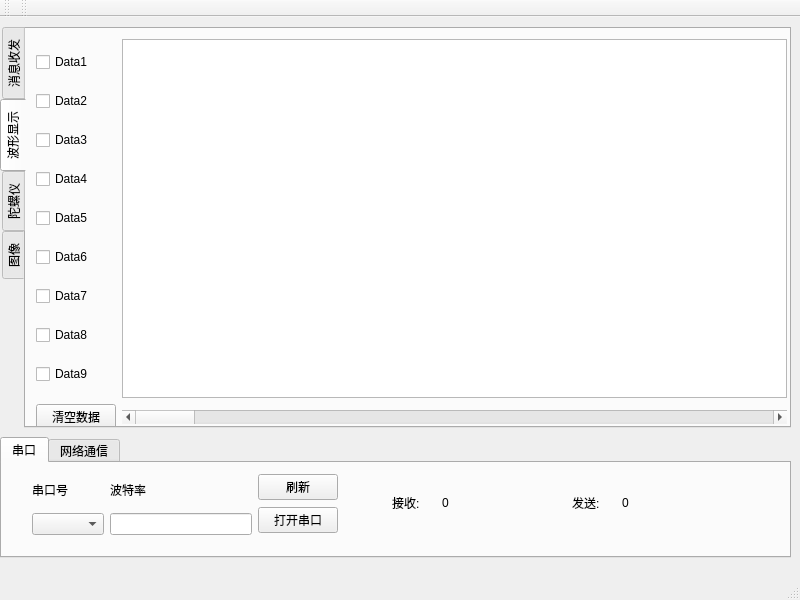
The window that smartcarvisual.ui (Zy3122971650/SmartCarDebugAssistant) describes before a commit, drawn with Qt 5.
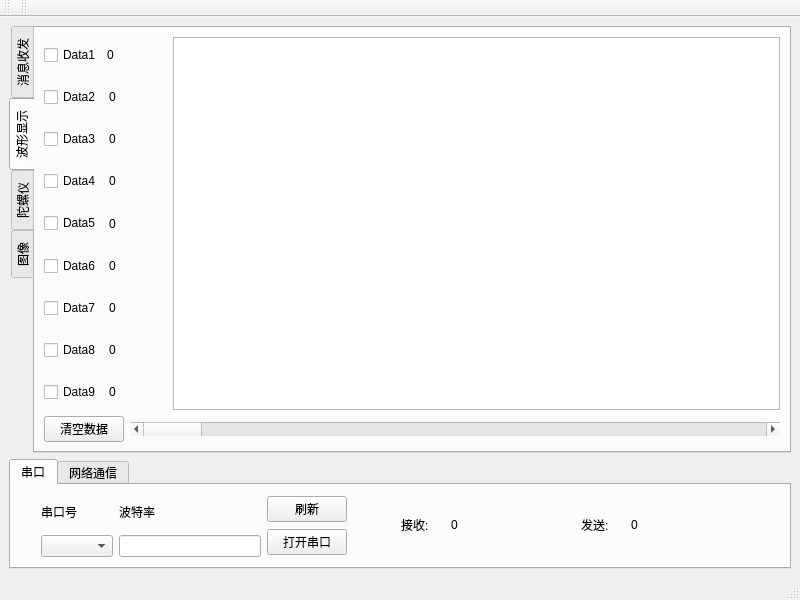
The same window after the commit. The open tabs and pages were chosen to show the change.

Commit message:
:update: 更新UI
给陀螺仪数据添加了滑动条，可以查看任意时候的数据和可视化

对UI添加了fixable效果，在放大时，窗口中的元素会自动的放缩，贴合窗口大小

The edit to the form file:
```diff
--- a/smartcarvisual.ui
+++ b/smartcarvisual.ui
@@ -17,14 +17,14 @@
    <string>SmartCarVisual</string>
   </property>
   <widget class="QWidget" name="centralwidget">
+   <layout class="QGridLayout" name="gridLayout_4">
+    <item row="1" column="0">
    <widget class="QTabWidget" name="connectWidget">
-    <property name="geometry">
-     <rect>
-      <x>0</x>
-      <y>420</y>
-      <width>791</width>
-      <height>121</height>
-     </rect>
+      <property name="maximumSize">
+       <size>
+        <width>6666666</width>
+        <height>110</height>
+       </size>
     </property>
     <property name="currentIndex">
      <number>0</number>
@@ -101,7 +101,7 @@
        </item>
       </layout>
      </widget>
-     <widget class="QWidget" name="">
+       <widget class="QWidget" name="layoutWidget">
       <property name="geometry">
        <rect>
         <x>390</x>
@@ -127,7 +127,7 @@
        </item>
       </layout>
      </widget>
-     <widget class="QWidget" name="">
+       <widget class="QWidget" name="layoutWidget">
       <property name="geometry">
        <rect>
         <x>570</x>
@@ -160,15 +160,9 @@
      </attribute>
     </widget>
    </widget>
+    </item>
+    <item row="0" column="0">
    <widget class="QTabWidget" name="tabWidget">
-    <property name="geometry">
-     <rect>
-      <x>0</x>
-      <y>10</y>
-      <width>791</width>
-      <height>401</height>
-     </rect>
-    </property>
     <property name="layoutDirection">
      <enum>Qt::LeftToRight</enum>
     </property>
@@ -302,22 +296,19 @@
      <attribute name="title">
       <string>波形显示</string>
      </attribute>
-     <widget class="QWidget" name="layoutWidget">
-      <property name="geometry">
-       <rect>
-        <x>10</x>
-        <y>10</y>
-        <width>751</width>
-        <height>391</height>
-       </rect>
-      </property>
       <layout class="QGridLayout" name="gridLayout">
-       <item row="0" column="1">
-        <widget class="QGraphicsView" name="graphicsView"/>
-       </item>
-       <item row="0" column="0">
+        <item row="1" column="0">
+         <widget class="QPushButton" name="pushButton_5">
+          <property name="text">
+           <string>清空数据</string>
+          </property>
+         </widget>
+        </item>
+        <item row="0" column="0" colspan="2">
         <layout class="QVBoxLayout" name="verticalLayout_4">
          <item>
+           <layout class="QHBoxLayout" name="horizontalLayout_14">
+            <item>
           <widget class="QCheckBox" name="checkBox">
            <property name="text">
             <string>Data1</string>
@@ -325,6 +316,23 @@
           </widget>
          </item>
          <item>
+             <widget class="QLabel" name="label_18">
+              <property name="minimumSize">
+               <size>
+                <width>60</width>
+                <height>0</height>
+               </size>
+              </property>
+              <property name="text">
+               <string>0</string>
+              </property>
+             </widget>
+            </item>
+           </layout>
+          </item>
+          <item>
+           <layout class="QHBoxLayout" name="horizontalLayout_15">
+            <item>
           <widget class="QCheckBox" name="checkBox_2">
            <property name="text">
             <string>Data2</string>
@@ -332,6 +340,17 @@
           </widget>
          </item>
          <item>
+             <widget class="QLabel" name="label_19">
+              <property name="text">
+               <string>0</string>
+              </property>
+             </widget>
+            </item>
+           </layout>
+          </item>
+          <item>
+           <layout class="QHBoxLayout" name="horizontalLayout_16">
+            <item>
           <widget class="QCheckBox" name="checkBox_3">
            <property name="text">
             <string>Data3</string>
@@ -339,6 +358,17 @@
           </widget>
          </item>
          <item>
+             <widget class="QLabel" name="label_20">
+              <property name="text">
+               <string>0</string>
+              </property>
+             </widget>
+            </item>
+           </layout>
+          </item>
+          <item>
+           <layout class="QHBoxLayout" name="horizontalLayout_17">
+            <item>
           <widget class="QCheckBox" name="checkBox_4">
            <property name="text">
             <string>Data4</string>
@@ -346,6 +376,17 @@
           </widget>
          </item>
          <item>
+             <widget class="QLabel" name="label_21">
+              <property name="text">
+               <string>0</string>
+              </property>
+             </widget>
+            </item>
+           </layout>
+          </item>
+          <item>
+           <layout class="QHBoxLayout" name="horizontalLayout_18">
+            <item>
           <widget class="QCheckBox" name="checkBox_5">
            <property name="text">
             <string>Data5</string>
@@ -353,6 +394,17 @@
           </widget>
          </item>
          <item>
+             <widget class="QLabel" name="label_22">
+              <property name="text">
+               <string>0</string>
+              </property>
+             </widget>
+            </item>
+           </layout>
+          </item>
+          <item>
+           <layout class="QHBoxLayout" name="horizontalLayout_19">
+            <item>
           <widget class="QCheckBox" name="checkBox_6">
            <property name="text">
             <string>Data6</string>
@@ -360,6 +412,17 @@
           </widget>
          </item>
          <item>
+             <widget class="QLabel" name="label_23">
+              <property name="text">
+               <string>0</string>
+              </property>
+             </widget>
+            </item>
+           </layout>
+          </item>
+          <item>
+           <layout class="QHBoxLayout" name="horizontalLayout_20">
+            <item>
           <widget class="QCheckBox" name="checkBox_7">
            <property name="text">
             <string>Data7</string>
@@ -367,6 +430,17 @@
           </widget>
          </item>
          <item>
+             <widget class="QLabel" name="label_24">
+              <property name="text">
+               <string>0</string>
+              </property>
+             </widget>
+            </item>
+           </layout>
+          </item>
+          <item>
+           <layout class="QHBoxLayout" name="horizontalLayout_21">
+            <item>
           <widget class="QCheckBox" name="checkBox_8">
            <property name="text">
             <string>Data8</string>
@@ -374,30 +448,45 @@
           </widget>
          </item>
          <item>
+             <widget class="QLabel" name="label_25">
+              <property name="text">
+               <string>0</string>
+              </property>
+             </widget>
+            </item>
+           </layout>
+          </item>
+          <item>
+           <layout class="QHBoxLayout" name="horizontalLayout_22">
+            <item>
           <widget class="QCheckBox" name="checkBox_9">
            <property name="text">
             <string>Data9</string>
            </property>
           </widget>
          </item>
-        </layout>
-       </item>
-       <item row="1" column="1">
+            <item>
+             <widget class="QLabel" name="label_26">
+              <property name="text">
+               <string>0</string>
+              </property>
+             </widget>
+            </item>
+           </layout>
+          </item>
+         </layout>
+        </item>
+        <item row="0" column="2">
+         <widget class="QGraphicsView" name="graphicsView"/>
+        </item>
+        <item row="1" column="1" colspan="2">
         <widget class="QScrollBar" name="horizontalScrollBar">
          <property name="orientation">
           <enum>Qt::Horizontal</enum>
          </property>
         </widget>
        </item>
-       <item row="1" column="0">
-        <widget class="QPushButton" name="pushButton_5">
-         <property name="text">
-          <string>清空数据</string>
-         </property>
-        </widget>
-       </item>
-      </layout>
-     </widget>
+       </layout>
     </widget>
     <widget class="QWidget" name="tab_3">
      <attribute name="title">
@@ -650,6 +739,8 @@
      </layout>
     </widget>
    </widget>
+    </item>
+   </layout>
   </widget>
   <widget class="QMenuBar" name="menubar">
    <property name="geometry">
```
Left out of the diff: 20 changed lines with no effect on the pictures. Lines whose indentation alone changed are shown as unchanged.
